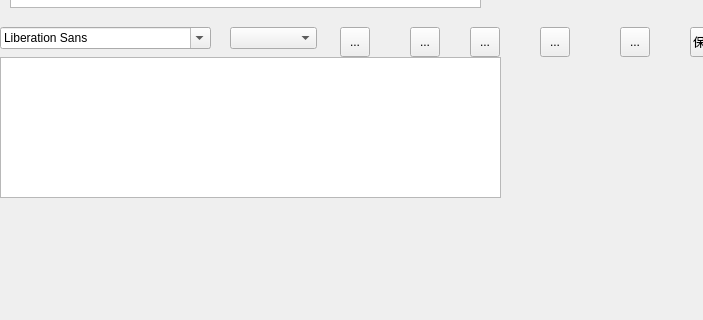
First picture: the form in memory/widget.ui, repository OvOq/Oicq2.0, before the edit; both pictures show x 0 to 703 and y 273 to 593 of the 800 by 593 pixel window.
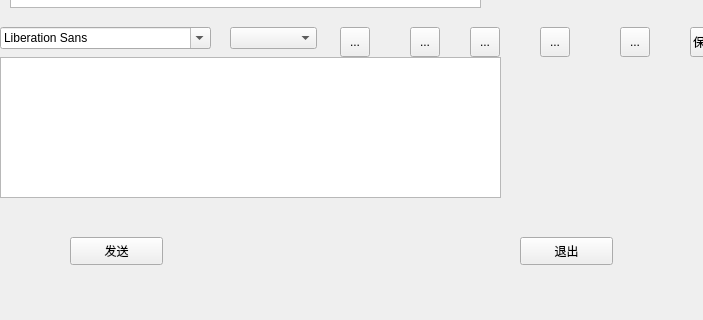
Second picture: the form after the edit.

```diff
--- a/memory/widget.ui
+++ b/memory/widget.ui
@@ -216,6 +216,32 @@
     </rect>
    </property>
   </widget>
+  <widget class="QPushButton" name="pushButton">
+   <property name="geometry">
+    <rect>
+     <x>70</x>
+     <y>510</y>
+     <width>93</width>
+     <height>28</height>
+    </rect>
+   </property>
+   <property name="text">
+    <string>发送</string>
+   </property>
+  </widget>
+  <widget class="QPushButton" name="pushButton_2">
+   <property name="geometry">
+    <rect>
+     <x>520</x>
+     <y>510</y>
+     <width>93</width>
+     <height>28</height>
+    </rect>
+   </property>
+   <property name="text">
+    <string>退出</string>
+   </property>
+  </widget>
  </widget>
  <layoutdefault spacing="6" margin="11"/>
  <resources/>
```
